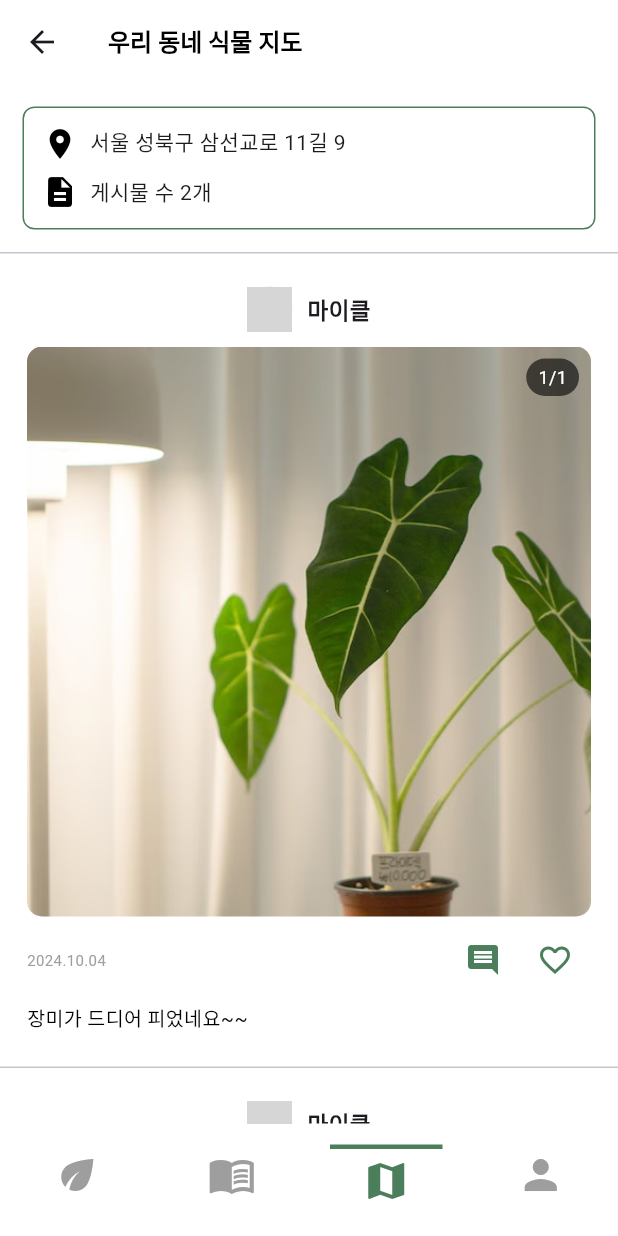
After one commit to hansung-MobileCapstone/PlantyNote, a Flutter app: the MapDetailScreen screen opened by its route, on a phone screen of 412 x 824 dp. The commit adds this screen. Run offline on Flutter 3.47's test engine with Material 3 defaults, Android fonts, the phone set to English and light mode, and no system bars; our stand-ins replace carousel_slider, cloud_firestore, firebase_auth, firebase_core, firebase_storage, flutter_dotenv and 8 more; accounts and stored records are empty; grey boxes are pictures that could not be loaded.

Commit message:
design: 위치,게시물 수

```diff
--- a/lib/routes/map_routes.dart
+++ b/lib/routes/map_routes.dart
@@ -1,6 +1,7 @@
 import 'package:go_router/go_router.dart';
 
 // Screens
+import '../screens/map/map_detail_screen.dart';
 import '../screens/map/map_screen.dart';
 import '../screens/map/map_create_screen.dart';
 
@@ -16,7 +17,7 @@ class MapRoutes {
         ),
         GoRoute(
           path: 'detail', // /map/detail
-          builder: (context, state) => MapScreen(), // 변경 예정
+          builder: (context, state) => MapDetailScreen(itemCount: 2), // 수정 예정
         ),
       ],
     ),
--- /dev/null
+++ b/lib/screens/map/map_detail_screen.dart
@@ -0,0 +1,254 @@
+import 'dart:io';
+import 'package:flutter/material.dart';
+import 'package:go_router/go_router.dart';
+import 'package:cloud_firestore/cloud_firestore.dart';
+import '../../widgets/components/bottom_navigation_bar.dart';
+//import '../modals/comment_modal.dart';
+
+class MapDetailScreen extends StatefulWidget {
+  final int itemCount; // 더미 데이터 개수
+  const MapDetailScreen({Key? key, required this.itemCount}) : super(key: key);
+
+  @override
+  State<MapDetailScreen> createState() => _MapDetailScreenState();
+}
+
+class _MapDetailScreenState extends State<MapDetailScreen> {
+  int _selectedIndex = 2; // 네비게이션바 인덱스
+  int _currentImage = 0; // 현재 보여지는 사진 인덱스
+  bool _isLiked = false; // 좋아요 상태
+
+  void _onItemTapped(int index) {
+    setState(() {
+      _selectedIndex = index;
+    });
+  }
+
+  @override
+  Widget build(BuildContext context) {
+    return Scaffold(
+      backgroundColor: Colors.white,
+      appBar: _buildAppBar(),
+      body: SingleChildScrollView(
+        child: Column(
+          children: [
+            // 위치 및 게시물 개수
+            _locationBox(),
+            // 게시물 목록
+            for (int i = 0; i < widget.itemCount; i++) ...[
+              const Divider(height: 1),
+              const SizedBox(height: 10),
+              Padding(
+                padding: const EdgeInsets.symmetric(vertical: 12, horizontal: 18),
+                child: Column(
+                  crossAxisAlignment: CrossAxisAlignment.start,
+                  children: [
+                    // 더미 데이터
+                    _profileSection('마이클', ''),
+                    const SizedBox(height: 10),
+                    _postImageSlider(const ['assets/images/sample_post.png']),
+                    const SizedBox(height: 5),
+                    _postActions('2024.10.04'),
+                    const SizedBox(height: 5),
+                    _postContent('장미가 드디어 피었네요~~'),
+                  ],
+                ),
+              ),
+              const SizedBox(height: 10),
+            ],
+          ],
+        ),
+      ),
+      bottomNavigationBar: MyBottomNavigationBar(
+        selectedIndex: _selectedIndex,
+        onItemTapped: _onItemTapped,
+      ),
+    );
+  }
+
+  AppBar _buildAppBar() {
+    return AppBar(
+      scrolledUnderElevation: 0,
+      backgroundColor: Colors.white,
+      title: Text(
+        '우리 동네 식물 지도',
+        style: TextStyle(
+          color: Colors.black,
+          fontSize: 16,
+          fontWeight: FontWeight.bold,
+        ),
+      ),
+    );
+  }
+
+  // 위치 및 게시물 개수
+  Widget _locationBox() {
+    return Padding(
+      padding: const EdgeInsets.all(15.0),
+      child: Container(
+        decoration: BoxDecoration(
+          border: Border.all(color: Color(0xFF4B7E5B)),
+          borderRadius: BorderRadius.circular(8),
+        ),
+        padding: const EdgeInsets.all(12),
+        child: Column(
+          crossAxisAlignment: CrossAxisAlignment.start,
+          children: [
+            Row(
+              crossAxisAlignment: CrossAxisAlignment.start,
+              children: [
+                const Icon(Icons.location_on, color: Colors.black),
+                const SizedBox(width: 8),
+                Expanded(
+                  child: Text(
+                    '서울 성북구 삼선교로 11길 9',
+                    style: const TextStyle(fontSize: 14),
+                  ),
+                ),
+              ],
+            ),
+            const SizedBox(height: 8),
+            Row(
+              children: [
+                const Icon(Icons.description, color: Colors.black),
+                const SizedBox(width: 8),
+                Text(
+                  '게시물 수 ${widget.itemCount}개',
+                  style: const TextStyle(fontSize: 14),
+                ),
+              ],
+            ),
+          ],
+        ),
+      ),
+    );
+  }
+
+  /// 작성자 프로필 (프로필 이미지와 닉네임 표시)
+  Widget _profileSection(String name, String profileImage) {
+    return Center(
+      child: Row(
+        mainAxisSize: MainAxisSize.min,
+        children: [
+          CircleAvatar(
+            backgroundImage: profileImage.isNotEmpty && profileImage.startsWith('http')
+                ? NetworkImage(profileImage)
+                : AssetImage('assets/images/profile.png') as ImageProvider,
+            radius: 15,
+          ),
+
+          const SizedBox(width: 10),
+          Text(
+            name,
+            style: const TextStyle(
+              fontSize: 15,
+              fontWeight: FontWeight.bold,
+            ),
+          ),
+        ],
+      ),
+    );
+  }
+
+  // 이미지 슬라이더
+  Widget _postImageSlider(List<String> images) {
+    return Center(
+      child: Stack(
+        alignment: Alignment.topRight,
+        children: [
+          SizedBox(
+            width: 380,
+            height: 380,
+            child: PageView(
+              onPageChanged: (index) {
+                setState(() {
+                  _currentImage = index;
+                });
+              },
+              children: images.map((image) {
+                if (image.startsWith('http')) {
+                  return ClipRRect(
+                    borderRadius: BorderRadius.circular(10),
+                    child: Image.network(image, fit: BoxFit.cover),
+                  );
+                } else if (image.startsWith('assets/')) {
+                  return ClipRRect(
+                    borderRadius: BorderRadius.circular(10),
+                    child: Image.asset(image, fit: BoxFit.fill),
+                  );
+                } else {
+                  return ClipRRect(
+                    borderRadius: BorderRadius.circular(10),
+                    child: Image.file(File(image), fit: BoxFit.cover),
+                  );
+                }
+              }).toList(),
+            ),
+          ),
+          Positioned(
+            top: 8,
+            right: 8,
+            child: Container(
+              padding:
+              const EdgeInsets.symmetric(horizontal: 8, vertical: 4),
+              decoration: BoxDecoration(
+                color: Colors.black.withOpacity(0.6),
+                borderRadius: BorderRadius.circular(50),
+              ),
+              child: Text(
+                '${_currentImage + 1}/${images.length}',
+                style: const TextStyle(color: Colors.white, fontSize: 12),
+              ),
+            ),
+          ),
+        ],
+      ),
+    );
+  }
+
+  // 댓글, 하트 아이콘
+  Widget _postActions(String date) {
+    return Row(
+      mainAxisAlignment: MainAxisAlignment.spaceBetween,
+      children: [
+        Text(
+          date,
+          style: TextStyle(fontSize: 10, color: Colors.grey),
+        ),
+        Row(
+          children: [
+            IconButton(
+              icon: const Icon(Icons.comment, color: Color(0xFF4B7E5B), size: 24),
+              onPressed: () {
+                //_showCommentModal(context);
+              },
+            ),
+            IconButton(
+              icon: Icon(
+                _isLiked ? Icons.favorite : Icons.favorite_border,
+                color: const Color(0xFF4B7E5B),
+                size: 24,
+              ),
+              onPressed: () {
+                setState(() {
+                  _isLiked = !_isLiked;
+                });
+              },
+            ),
+          ],
+        ),
+      ],
+    );
+  }
+
+  // 게시물 내용
+  Widget _postContent(String contents) {
+    return Align(
+      alignment: Alignment.centerLeft,
+      child: Text(
+        contents,
+        style: const TextStyle(fontSize: 13, color: Colors.black),
+      ),
+    );
+  }
+}
```
